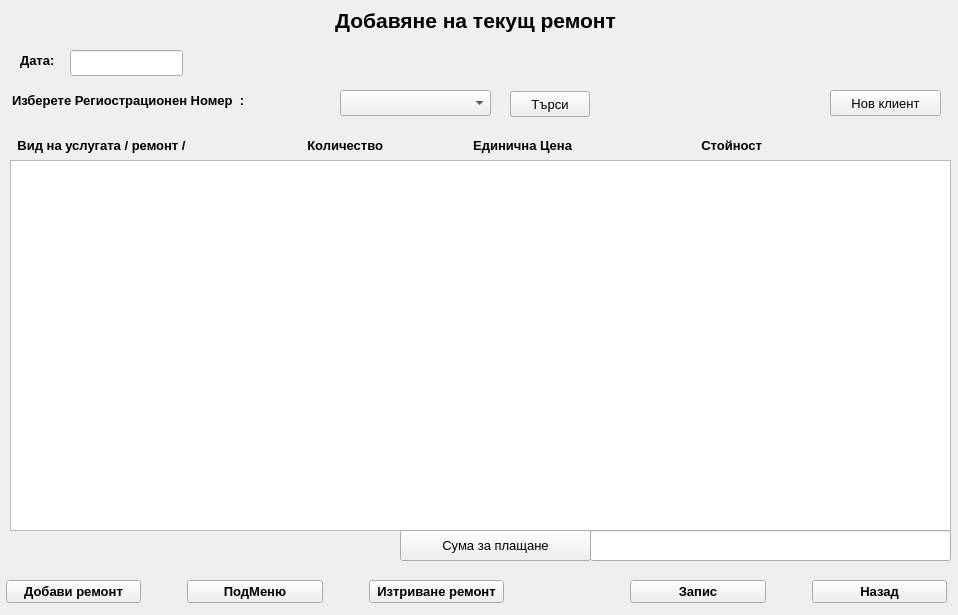
Above: addrepair.ui from JohnnyBrawo/CarServ before the change. Below: the same form after it.
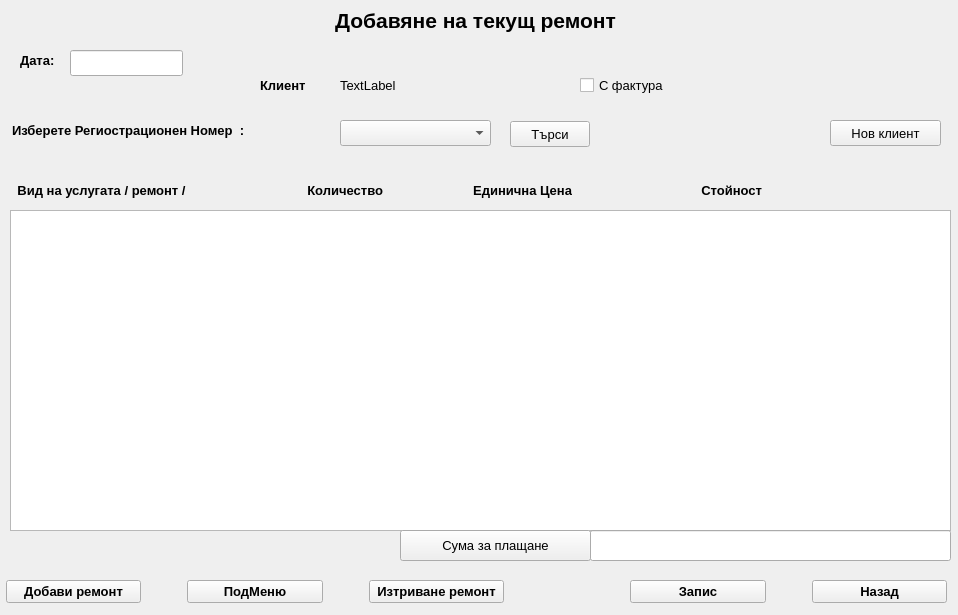
That is the form after the change.

The edit to the form file:
```diff
--- a/addrepair.ui
+++ b/addrepair.ui
@@ -200,9 +200,9 @@
    <property name="geometry">
     <rect>
      <x>10</x>
-     <y>160</y>
+     <y>210</y>
      <width>941</width>
-     <height>371</height>
+     <height>321</height>
     </rect>
    </property>
   </widget>
@@ -239,9 +239,9 @@
    <property name="geometry">
     <rect>
      <x>10</x>
-     <y>130</y>
+     <y>170</y>
      <width>941</width>
-     <height>31</height>
+     <height>41</height>
     </rect>
    </property>
    <layout class="QHBoxLayout" name="horizontalLayout">
@@ -332,7 +332,7 @@
    <property name="geometry">
     <rect>
      <x>12</x>
-     <y>91</y>
+     <y>121</y>
      <width>321</width>
      <height>18</height>
     </rect>
@@ -352,7 +352,7 @@
    <property name="geometry">
     <rect>
      <x>510</x>
-     <y>91</y>
+     <y>121</y>
      <width>80</width>
      <height>26</height>
     </rect>
@@ -365,7 +365,7 @@
    <property name="geometry">
     <rect>
      <x>340</x>
-     <y>90</y>
+     <y>120</y>
      <width>151</width>
      <height>26</height>
     </rect>
@@ -428,7 +428,7 @@
    <property name="geometry">
     <rect>
      <x>830</x>
-     <y>90</y>
+     <y>120</y>
      <width>111</width>
      <height>26</height>
     </rect>
@@ -437,6 +437,52 @@
     <string>Нов клиент</string>
    </property>
   </widget>
+  <widget class="QLabel" name="L_KlientName">
+   <property name="geometry">
+    <rect>
+     <x>340</x>
+     <y>70</y>
+     <width>231</width>
+     <height>31</height>
+    </rect>
+   </property>
+   <property name="text">
+    <string>TextLabel</string>
+   </property>
+  </widget>
+  <widget class="QLabel" name="L_KlientLabel">
+   <property name="geometry">
+    <rect>
+     <x>260</x>
+     <y>70</y>
+     <width>71</width>
+     <height>30</height>
+    </rect>
+   </property>
+   <property name="font">
+    <font>
+     <pointsize>10</pointsize>
+     <weight>75</weight>
+     <bold>true</bold>
+    </font>
+   </property>
+   <property name="text">
+    <string>Клиент</string>
+   </property>
+  </widget>
+  <widget class="QCheckBox" name="CheckBox_DDS">
+   <property name="geometry">
+    <rect>
+     <x>580</x>
+     <y>70</y>
+     <width>131</width>
+     <height>31</height>
+    </rect>
+   </property>
+   <property name="text">
+    <string>С фактура</string>
+   </property>
+  </widget>
   <zorder>L_CarRegNumber</zorder>
   <zorder>Button_Search</zorder>
   <zorder>layoutWidget</zorder>
```
Left out of the diff: 3 changed lines with no effect on the pictures.
